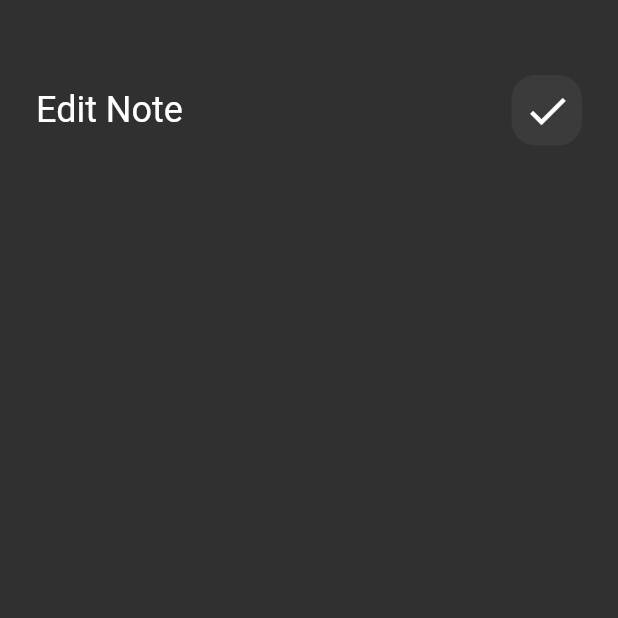
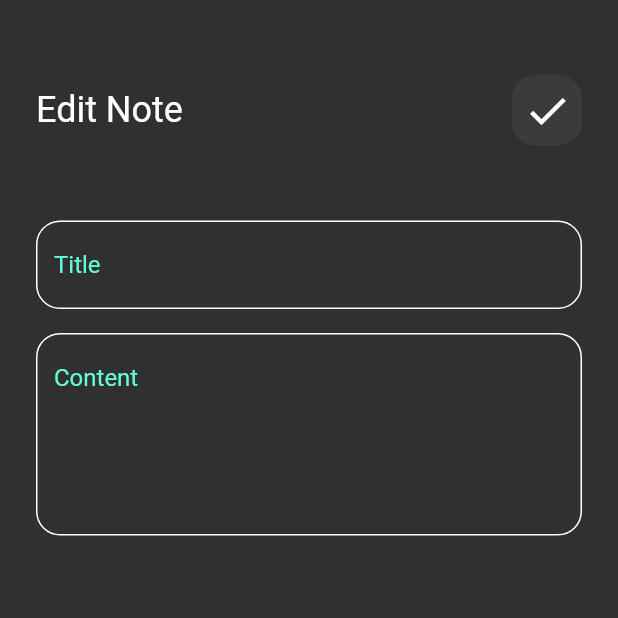
Before and after one commit to hasnaanagy/Notes_App, a Flutter app: the EditNoteView screen opened directly, on a phone screen of 412 x 824 dp, the top half of it. Run offline on Flutter 3.47's test engine with Material 2 defaults, Android fonts, the phone set to English and light mode, and no system bars; our stand-ins replace font_awesome_flutter; Roboto replaces fonts that are missing (assests/fonts/Poppins-Regular.ttf).

Commit message:
edit note view and ui done

```diff
--- a/lib/views/widgets/edit_note_view_body.dart
+++ b/lib/views/widgets/edit_note_view_body.dart
@@ -1,19 +1,33 @@
 import 'package:flutter/material.dart';
 import 'package:notesapp/views/widgets/custom_app_bar.dart';
+import 'package:notesapp/views/widgets/custom_text_field.dart';
 
 class EditNoteBody extends StatelessWidget {
   const EditNoteBody({super.key});
 
   @override
   Widget build(BuildContext context) {
-    return Padding(
-      padding: const EdgeInsets.symmetric(horizontal: 24),
+    return const Padding(
+      padding: EdgeInsets.symmetric(horizontal: 24),
       child: Column(
         children: [
           SizedBox(
             height: 50,
           ),
           CustomAppBar(title: 'Edit Note', icon: Icons.check),
+          SizedBox(
+            height: 50,
+          ),
+          CustomTextField(
+            hint: 'Title',
+          ),
+          SizedBox(
+            height: 16,
+          ),
+          CustomTextField(
+            hint: 'Content',
+            maxlines: 5,
+          )
         ],
       ),
     );
```
